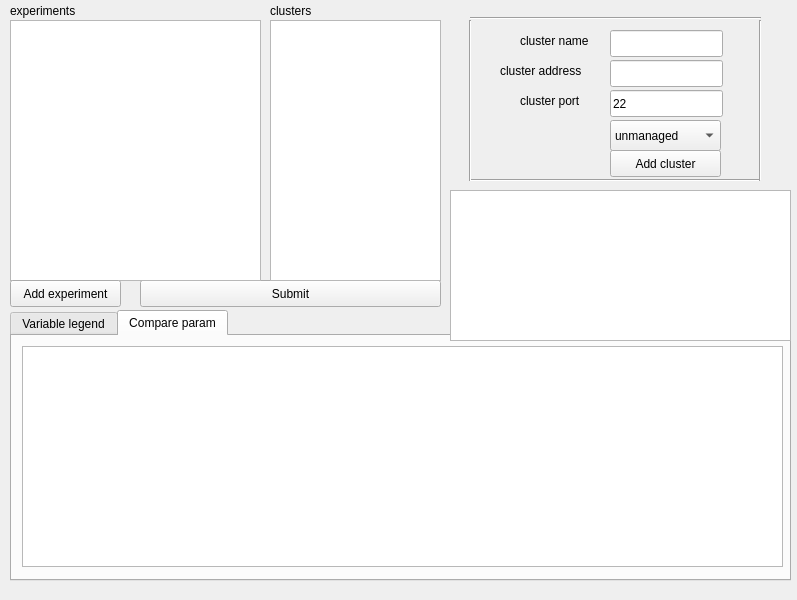
This is neronet/neronetgui.ui in sjjsy/neronet as Qt 5 draws it before an edit. The edited form follows.
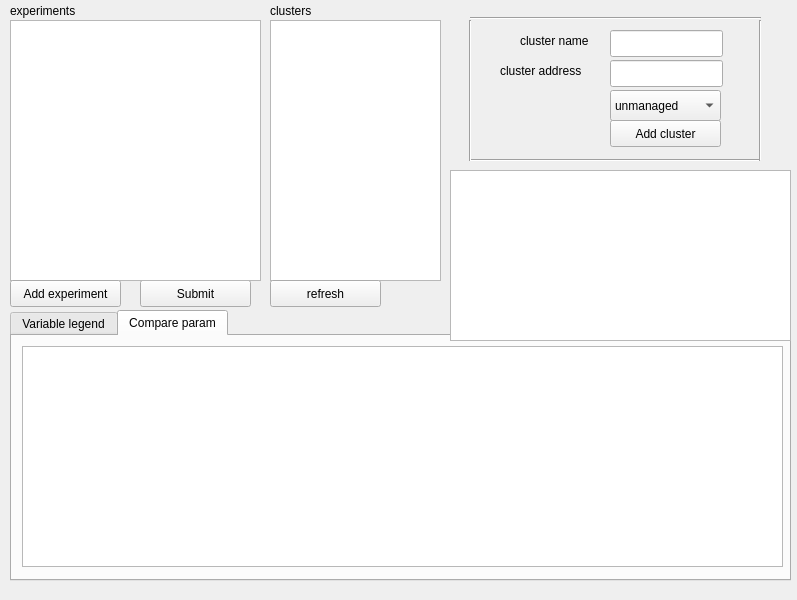
This is the edited form.

Commit message: removed port

Diff of the .ui file:
```diff
--- a/neronet/neronetgui.ui
+++ b/neronet/neronetgui.ui
@@ -19,7 +19,7 @@
      <rect>
       <x>140</x>
       <y>280</y>
-      <width>301</width>
+      <width>111</width>
       <height>27</height>
      </rect>
     </property>
@@ -44,7 +44,7 @@
     <property name="geometry">
      <rect>
       <x>470</x>
-      <y>170</y>
+      <y>150</y>
       <width>291</width>
       <height>20</height>
      </rect>
@@ -59,7 +59,7 @@
       <x>460</x>
       <y>20</y>
       <width>20</width>
-      <height>161</height>
+      <height>141</height>
      </rect>
     </property>
     <property name="orientation">
@@ -72,7 +72,7 @@
       <x>750</x>
       <y>20</y>
       <width>20</width>
-      <height>161</height>
+      <height>141</height>
      </rect>
     </property>
     <property name="orientation">
@@ -99,24 +99,11 @@
      </rect>
     </property>
    </widget>
-   <widget class="QLineEdit" name="cluster_port_field">
-    <property name="geometry">
-     <rect>
-      <x>610</x>
-      <y>90</y>
-      <width>113</width>
-      <height>27</height>
-     </rect>
-    </property>
-    <property name="text">
-     <string>22</string>
-    </property>
-   </widget>
    <widget class="QPushButton" name="cluster_add_btn">
     <property name="geometry">
      <rect>
       <x>610</x>
-      <y>150</y>
+      <y>120</y>
       <width>111</width>
       <height>27</height>
      </rect>
@@ -129,7 +116,7 @@
     <property name="geometry">
      <rect>
       <x>610</x>
-      <y>120</y>
+      <y>90</y>
       <width>111</width>
       <height>31</height>
      </rect>
@@ -181,19 +168,6 @@
      <string>cluster address</string>
     </property>
    </widget>
-   <widget class="QLabel" name="label_3">
-    <property name="geometry">
-     <rect>
-      <x>520</x>
-      <y>90</y>
-      <width>81</width>
-      <height>21</height>
-     </rect>
-    </property>
-    <property name="text">
-     <string>cluster port</string>
-    </property>
-   </widget>
    <widget class="QListWidget" name="experiments">
     <property name="geometry">
      <rect>
@@ -281,9 +255,9 @@
     <property name="geometry">
      <rect>
       <x>450</x>
-      <y>190</y>
+      <y>170</y>
       <width>341</width>
-      <height>151</height>
+      <height>171</height>
      </rect>
     </property>
    </widget>
@@ -300,6 +274,19 @@
      <string>Add experiment</string>
     </property>
    </widget>
+   <widget class="QPushButton" name="refresh_btn">
+    <property name="geometry">
+     <rect>
+      <x>270</x>
+      <y>280</y>
+      <width>111</width>
+      <height>27</height>
+     </rect>
+    </property>
+    <property name="text">
+     <string>refresh</string>
+    </property>
+   </widget>
   </widget>
  </widget>
  <resources/>
```
The commit also changes 2 other files.
